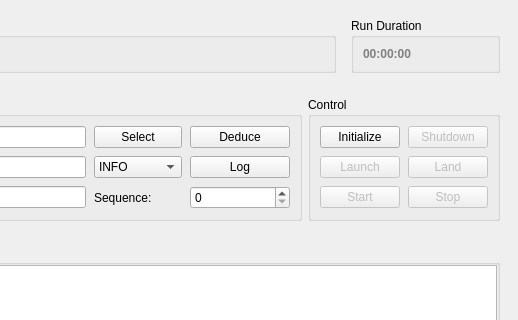
Old version of the form cxx/controllers/MissionControl/MissionControl.ui in the repository constellation-daq/Constellation; both pictures show x 762 to 1280 and y 0 to 320 of the 1280 by 720 pixel window.
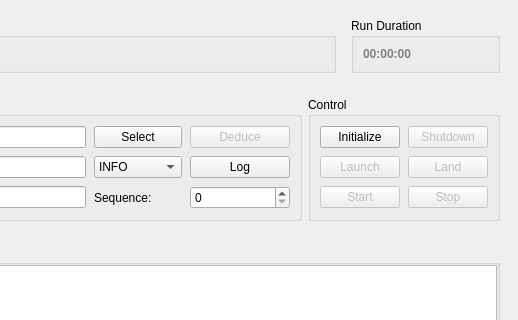
New version of the form. Icons and pictures are not drawn.

Commit message: MissionControl: set proper initial state of button, add tooltip

Diff of the .ui file:
```diff
--- a/cxx/controllers/MissionControl/MissionControl.ui
+++ b/cxx/controllers/MissionControl/MissionControl.ui
@@ -382,6 +382,9 @@
           </item>
           <item row="0" column="4">
            <widget class="QPushButton" name="btnGenConf">
+            <property name="enabled">
+             <bool>false</bool>
+            </property>
             <property name="minimumSize">
              <size>
               <width>100</width>
```
Left out of the diff: 3 changed lines with no effect on the pictures. The commit also changes 1 other file.
